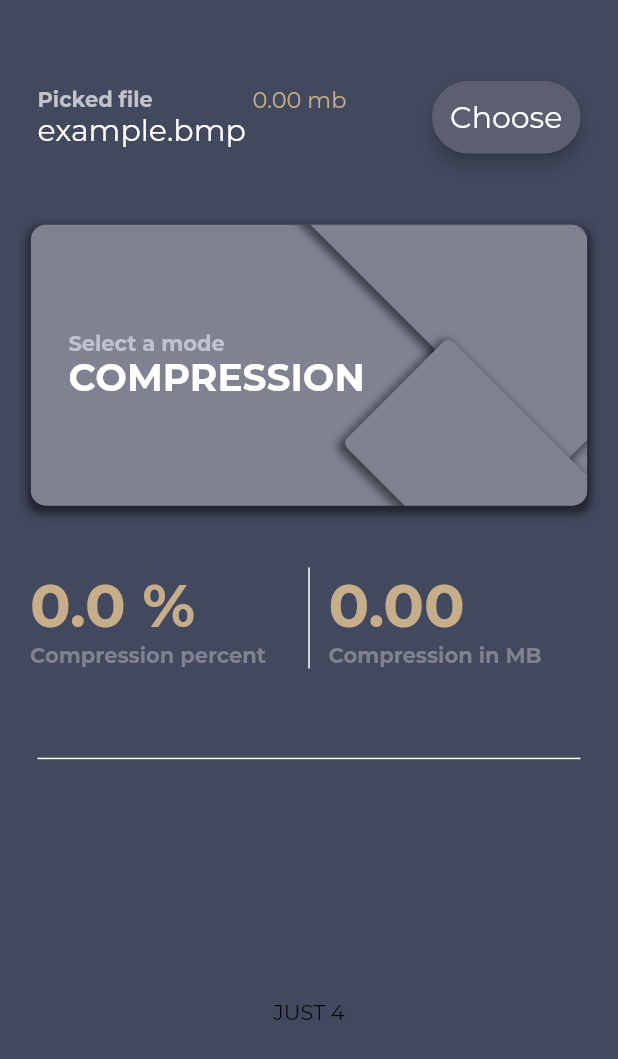
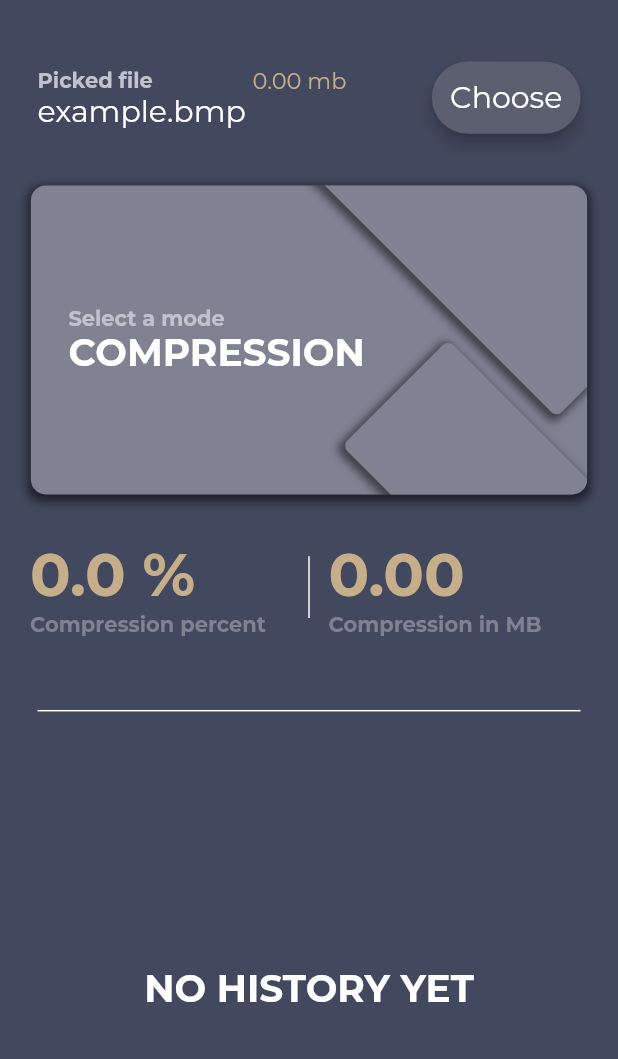
Before and after one commit to PepperoniOnzo/rle_compress, a Flutter app: the screen it shows after launch, on a phone screen of 412 x 824 dp. Shown: the top 1059 px of the screen. Run offline on Flutter 3.47's test engine with Material 2 defaults, Android fonts, the phone set to English and light mode, and no system bars; drawn by our look-alikes of flip_card; our stand-ins replace file_picker, permission_handler.

Commit message:
Added history

```diff
--- /dev/null
+++ b/lib/data/history_data.dart
@@ -0,0 +1,28 @@
+class HistoryCardData {
+  bool isCompressed = true;
+  double percentage = 0.0;
+  double mbSize = 0.0;
+  String fileName = 'example.bmb';
+
+  HistoryCardData(
+      {required this.isCompressed,
+      required this.percentage,
+      required this.mbSize,
+      required this.fileName});
+
+  HistoryCardData.fromJson(Map<String, dynamic> json) {
+    isCompressed = json['isCompressed'];
+    percentage = json['percentage'];
+    mbSize = json['mbSize'];
+    fileName = json['fileName'];
+  }
+
+  Map<String, dynamic> toJson() {
+    final Map<String, dynamic> data = new Map<String, dynamic>();
+    data['isCompressed'] = isCompressed;
+    data['percentage'] = percentage;
+    data['mbSize'] = mbSize;
+    data['fileName'] = fileName;
+    return data;
+  }
+}
--- a/lib/screens/home_page.dart
+++ b/lib/screens/home_page.dart
@@ -8,12 +8,27 @@ class HomePage extends StatelessWidget {
   Widget build(BuildContext context) {
     return Scaffold(
       body: Column(
-        children: const <Expanded>[
-          Expanded(flex: 4, child: Center(child: FileChoose())),
-          Expanded(flex: 5, child: Center(child: MethodChoose())),
-          Expanded(flex: 4, child: Center(child: Stats())),
-          Expanded(flex: 1, child: Center(child: ErrorTab())),
-          Expanded(flex: 8, child: Center(child: Text('JUST 4'))),
+        children: [
+          Container(
+              constraints: BoxConstraints.tightFor(
+                  height: MediaQuery.of(context).size.height * 0.15),
+              child: const Center(child: FileChoose())),
+          Container(
+              constraints: BoxConstraints.tightFor(
+                  height: MediaQuery.of(context).size.height * 0.25),
+              child: const Center(child: MethodChoose())),
+          Container(
+              constraints: BoxConstraints.tightFor(
+                  height: MediaQuery.of(context).size.height * 0.15),
+              child: const Center(child: Stats())),
+          Container(
+              constraints: BoxConstraints.tightFor(
+                  height: MediaQuery.of(context).size.height * 0.05),
+              child: const Center(child: ErrorTab())),
+          Container(
+              constraints: BoxConstraints.tightFor(
+                  height: MediaQuery.of(context).size.height * 0.4),
+              child: Center(child: History())),
         ],
       ),
     );
--- /dev/null
+++ b/lib/widgets/history/history.dart
@@ -0,0 +1,45 @@
+import 'package:flutter/material.dart';
+import 'package:provider/provider.dart';
+import 'package:rle_compress/data/colors.dart';
+import 'package:rle_compress/data/history_data.dart';
+import 'package:rle_compress/view/view_rle.dart';
+
+import 'history_card.dart';
+
+class History extends StatefulWidget {
+  History({Key? key}) : super(key: key);
+
+  @override
+  State<History> createState() => _HistoryState();
+}
+
+class _HistoryState extends State<History> {
+  List<HistoryCardData> history = [];
+
+  @override
+  Widget build(BuildContext context) {
+    history = context.watch<ViewRLE>().history;
+
+    return AnimatedSwitcher(
+      duration: const Duration(milliseconds: 500),
+      child: history.isNotEmpty
+          ? ListView.builder(
+              physics: const BouncingScrollPhysics(),
+              itemCount: history.length,
+              itemBuilder: (context, index) {
+                return HistoryCard(
+                  data: history[index],
+                );
+              },
+            )
+          : const Center(
+              child: Text('NO HISTORY YET',
+                  style: TextStyle(
+                    fontSize: 25,
+                    color: ColorsData.textPrimary,
+                    fontWeight: FontWeight.bold,
+                  )),
+            ),
+    );
+  }
+}
--- a/lib/widgets/card_title.dart
+++ b/lib/widgets/mode/card_title.dart
@@ -1,6 +1,6 @@
 import 'package:flutter/material.dart';
 
-import '../data/colors.dart';
+import '../../data/colors.dart';
 
 class CardTitle extends StatelessWidget {
   const CardTitle({Key? key, required this.title}) : super(key: key);
--- a/lib/widgets/stats/act_but.dart
+++ b/lib/widgets/stats/act_but.dart
@@ -12,13 +12,15 @@ class ActionWidget extends StatefulWidget {
 
 class _ActionWidgetState extends State<ActionWidget> {
   bool presed = false;
+  late Future<void> future;
+
   @override
   Widget build(BuildContext context) {
     return AnimatedSwitcher(
         duration: const Duration(milliseconds: 500),
         child: presed
             ? FutureBuilder(
-                future: context.read<ViewRLE>().RLE(),
+                future: future,
                 builder: (context, snapshot) {
                   if (snapshot.connectionState == ConnectionState.done) {
                     return Container();
@@ -40,6 +42,7 @@ class _ActionWidgetState extends State<ActionWidget> {
                       child: TextButton(
                           onPressed: () {
                             setState(() {
+                              future = context.read<ViewRLE>().RLE();
                               presed = true;
                             });
                           },
--- a/lib/widgets/stats/stats.dart
+++ b/lib/widgets/stats/stats.dart
@@ -11,6 +11,8 @@ class Stats extends StatelessWidget {
   Widget build(BuildContext context) {
     return AnimatedSwitcher(
         duration: const Duration(milliseconds: 500),
-        child: context.watch<ViewRLE>().ready ? ActionWidget() : RightInfo());
+        child: context.watch<ViewRLE>().ready
+            ? const ActionWidget()
+            : const RightInfo());
   }
 }
--- a/lib/widgets/widgets.dart
+++ b/lib/widgets/widgets.dart
@@ -1,6 +1,6 @@
 export 'file_choose.dart';
-export 'method_choose.dart';
-export 'card_title.dart';
+export 'mode/method_choose.dart';
+export 'mode/card_title.dart';
 export 'stats/stats.dart';
 export 'error_tab.dart';
-export 'history.dart';
+export 'history/history.dart';
--- a/pubspec.yaml
+++ b/pubspec.yaml
@@ -38,6 +38,8 @@ dependencies:
   file_picker: ^4.6.1
   flip_card: ^0.6.0
   path_provider: ^2.0.10
+  shared_preferences: ^2.0.15
+  permission_handler: ^9.2.0
 
 dev_dependencies:
   flutter_test:
```
Also changed, not shown: lib/view/view_rle.dart (+30 -5 lines), lib/widgets/history.dart (deleted, +0 -10 lines), lib/widgets/history/history_card.dart (added, +71 -0 lines), lib/widgets/mode/method_choose.dart (renamed from lib/widgets/method_choose.dart), pubspec.lock.
